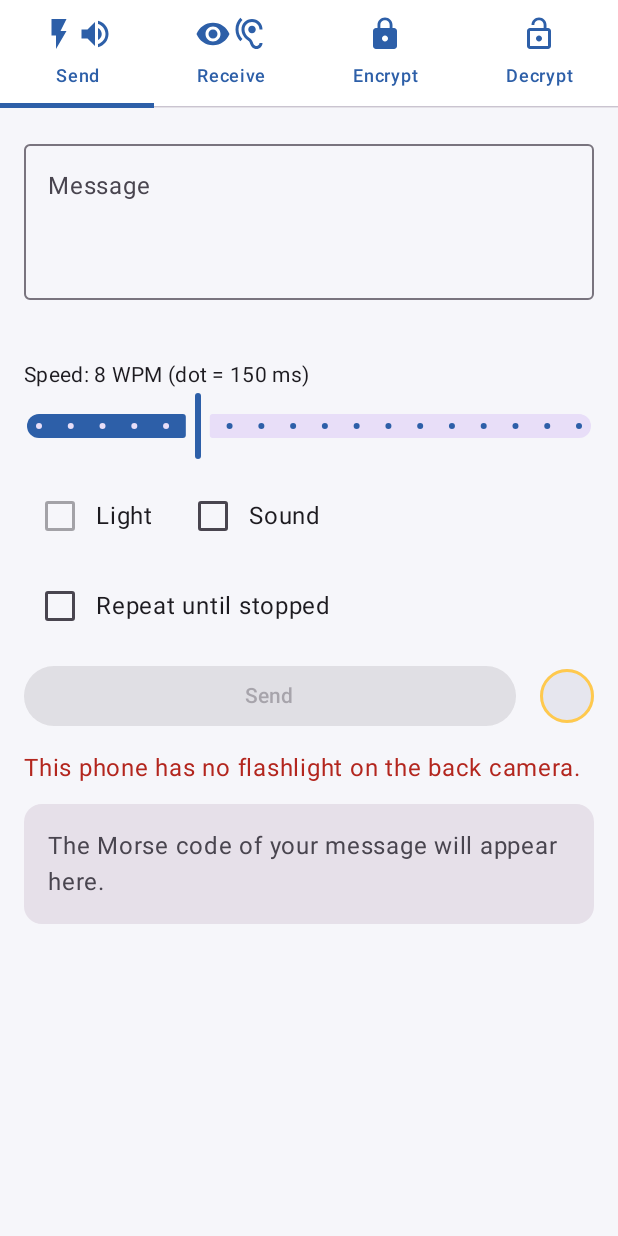
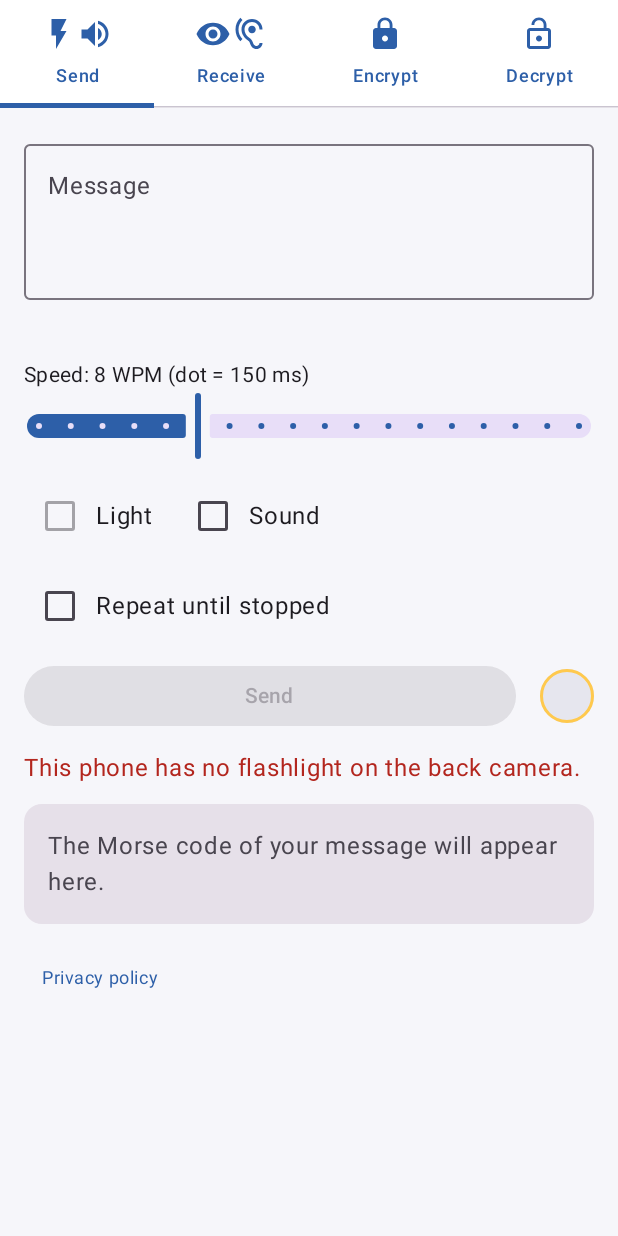
Before and after one commit to javimentallab/MorseLightCrypt, an Android app built with Jetpack Compose: the screen it shows after launch (MainActivity), on a phone screen of 412 x 824 dp. Run offline under Robolectric (Android 15) with nearby library versions, the phone set to English and light mode, and no system bars.

Commit message:
Privacy policy inside the app, as text
Google Play asks for it inside the app. A button at the bottom of the
Send and Encrypt tabs opens it in a dialog, in all 15 languages, with no
Internet permission.

PRIVACY.md now names the developer and says the camera is on while the
Receive or Decrypt tab is open and set to light, also before receiving
starts, which is what the code does.

Co-Authored-By: Claude Opus 5.5 <noreply@anthropic.com>
Claude-Session: https://claude.ai/code/session_01St6UgkW2G2KhBrMNXWcCu6

```diff
--- a/app/src/main/java/com/javimetallab/morselightcrypt/ui/Common.kt
+++ b/app/src/main/java/com/javimetallab/morselightcrypt/ui/Common.kt
@@ -1,15 +1,20 @@
 package com.javimetallab.morselightcrypt.ui
 
 import androidx.compose.foundation.layout.Column
+import androidx.compose.foundation.rememberScrollState
+import androidx.compose.foundation.text.KeyboardOptions
+import androidx.compose.foundation.verticalScroll
 import androidx.compose.material.icons.Icons
 import androidx.compose.material.icons.filled.Visibility
 import androidx.compose.material.icons.filled.VisibilityOff
+import androidx.compose.material3.AlertDialog
 import androidx.compose.material3.Icon
 import androidx.compose.material3.IconButton
 import androidx.compose.material3.MaterialTheme
 import androidx.compose.material3.OutlinedTextField
 import androidx.compose.material3.Slider
 import androidx.compose.material3.Text
+import androidx.compose.material3.TextButton
 import androidx.compose.runtime.Composable
 import androidx.compose.runtime.DisposableEffect
 import androidx.compose.runtime.getValue
@@ -22,7 +27,6 @@ import androidx.compose.ui.res.stringResource
 import androidx.compose.ui.text.input.KeyboardType
 import androidx.compose.ui.text.input.PasswordVisualTransformation
 import androidx.compose.ui.text.input.VisualTransformation
-import androidx.compose.foundation.text.KeyboardOptions
 import com.javimetallab.morselightcrypt.MAX_WPM
 import com.javimetallab.morselightcrypt.MIN_WPM
 import com.javimetallab.morselightcrypt.R
@@ -90,3 +94,29 @@ fun KeepScreenOn() {
         onDispose { view.keepScreenOn = false }
     }
 }
+
+/**
+ * The privacy policy, as text: the app has no Internet permission, and a policy is the last thing
+ * that should change that. Keep it in step with PRIVACY.md.
+ */
+@Composable
+fun PrivacyPolicy(modifier: Modifier = Modifier) {
+    var open by remember { mutableStateOf(false) }
+    TextButton(onClick = { open = true }, modifier = modifier) {
+        Text(stringResource(R.string.privacy_policy), style = MaterialTheme.typography.bodySmall)
+    }
+    if (open) {
+        AlertDialog(
+            onDismissRequest = { open = false },
+            title = { Text(stringResource(R.string.privacy_policy)) },
+            text = {
+                Column(Modifier.verticalScroll(rememberScrollState())) {
+                    Text(stringResource(R.string.privacy_text))
+                }
+            },
+            confirmButton = {
+                TextButton(onClick = { open = false }) { Text(stringResource(android.R.string.ok)) }
+            }
+        )
+    }
+}
--- a/app/src/main/java/com/javimetallab/morselightcrypt/ui/SendScreen.kt
+++ b/app/src/main/java/com/javimetallab/morselightcrypt/ui/SendScreen.kt
@@ -160,6 +160,8 @@ fun SendScreen(
         model.error?.let { Text(it, color = MaterialTheme.colorScheme.error) }
 
         Progress(model, encrypted)
+
+        PrivacyPolicy()
     }
 }
 
--- a/app/src/main/res/values/strings.xml
+++ b/app/src/main/res/values/strings.xml
@@ -66,4 +66,7 @@
     <string name="tone_found">Tone found, waiting for beeps</string>
     <string name="tone_hz">%1$d Hz</string>
     <string name="receive_tips_sound">Hold the phone close to the speaker and keep the room quiet. It follows the loudest steady tone between 300 and 1500 Hz.</string>
+
+    <string name="privacy_policy">Privacy policy</string>
+    <string name="privacy_text">MorseLightCrypt, by javimentallab, collects no personal data. It has no accounts, no ads, no analytics and no crash reporting, and it does not request the Internet permission, so it cannot send anything anywhere.\n\nCamera: used only while the Receive or Decrypt tab is open and set to light, including before you start receiving, so you can aim. The frames are analysed on the device as they arrive and are never saved or sent.\n\nMicrophone: used only while you are receiving Morse by sound. It is open only while the app is listening; the audio is analysed on the device and is never recorded, saved or sent.\n\nTorch and speaker: used to send the message you typed.\n\nStored on the device: only your settings, which are the speed and whether you send and receive by light or by sound. Messages and passwords are kept in memory only and are gone when you close the app. App backup is disabled.\n\nClipboard: if you tap Copy, the text goes to the Android clipboard, where other apps you allow can read it.\n\nQuestions about this policy: open an issue at https://github.com/javimentallab/MorseLightCrypt/issues</string>
 </resources>
```
Also changed, not shown: 15 other files.
